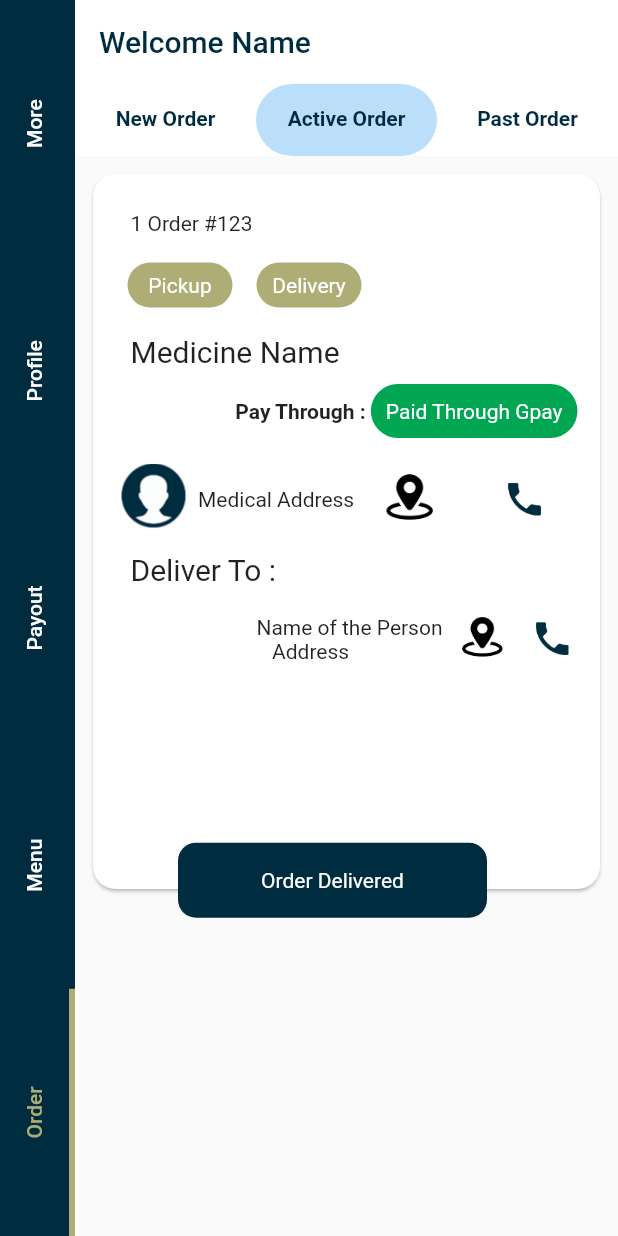
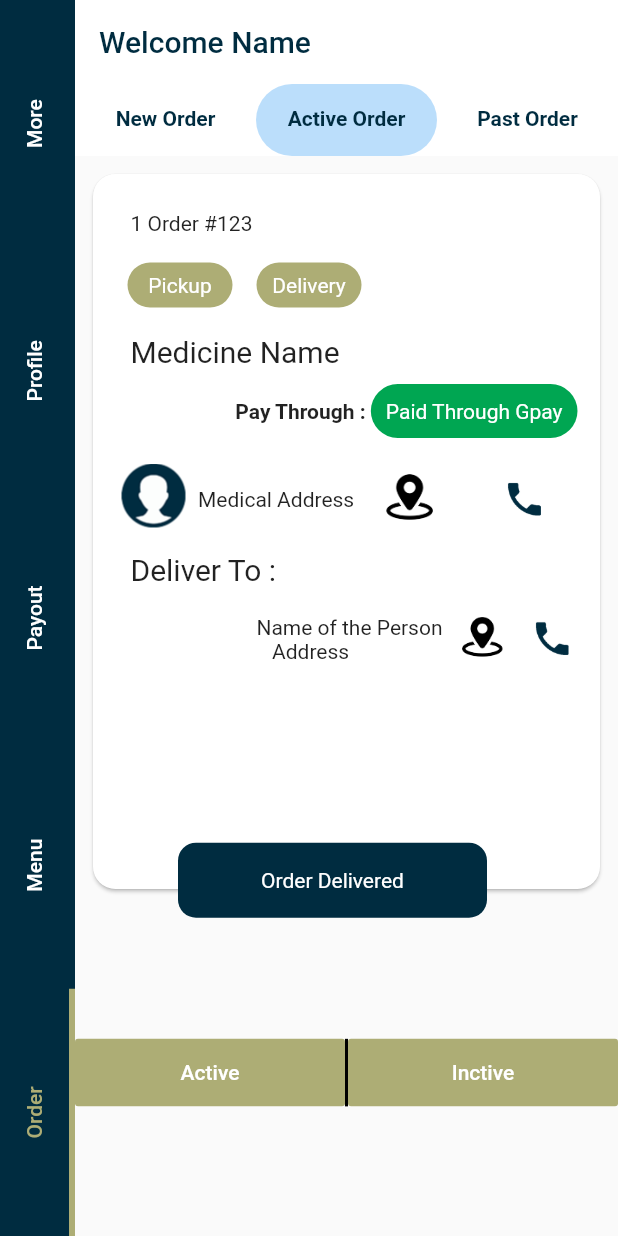
Before and after one commit to azzamjafri/rtrigger-app, a Flutter app: the screen it shows once a user with an empty profile is signed in, on a phone screen of 412 x 824 dp. Run offline on Flutter 3.47's test engine with Material 2 defaults, Android fonts, the phone set to English and light mode, and no system bars; our stand-ins replace cloud_firestore, firebase_auth; missing offline and left inert: flutter_document_picker; accounts and stored records are empty.

```diff
--- a/lib/HomeScreen/HomeScreen.dart
+++ b/lib/HomeScreen/HomeScreen.dart
@@ -83,7 +83,8 @@ class _HomeScreenState extends State<HomeScreen>with SingleTickerProviderStateMi
                 More(),
               ],
             ),
-          )
+          ),
+
         ],
       ),
     );
--- a/lib/OrderScreen/OrderPage.dart
+++ b/lib/OrderScreen/OrderPage.dart
@@ -3,44 +3,90 @@ import 'package:flutter/material.dart';
 import 'package:rtiggers/colors.dart';
 
 import 'ActiveOrders.dart';
+import 'new_order.dart';
 
 class OrderPage extends StatefulWidget {
   @override
   _OrderPageState createState() => _OrderPageState();
 }
 
-class _OrderPageState extends State<OrderPage> with SingleTickerProviderStateMixin{
+class _OrderPageState extends State<OrderPage>
+    with SingleTickerProviderStateMixin {
   TabController tabView;
   @override
   void initState() {
-    tabView=TabController(length: 3,vsync: this,initialIndex: 1);
+    tabView = TabController(length: 3, vsync: this, initialIndex: 1);
     super.initState();
   }
+
   @override
   Widget build(BuildContext context) {
     return Scaffold(
       appBar: AppBar(
         backgroundColor: Colors.white,
-        title: Text("Welcome Name",style: TextStyle(color: blueColor),),
+        title: Text(
+          "Welcome Name",
+          style: TextStyle(color: blueColor),
+        ),
         elevation: 0,
         bottom: getTabBar(),
       ),
-      body: getBody(),
-
+      body: Column(
+        children: [
+          SafeArea(
+            child: Container(
+              height: MediaQuery.of(context).size.height / 1.4,
+              width: MediaQuery.of(context).size.width - 50.0,
+              child: getBody(),
+            ),
+          ),
+          Row(
+            children: [
+              Container(
+                height: 45.0,
+                width: (MediaQuery.of(context).size.width - 52.0) / 2,
+                child: FlatButton(
+                  onPressed: () {},
+                  child: Text('Active', style: TextStyle(color: Colors.white)),
+                  color: brownColor,
+                ),
+              ),
+              Container(
+                height: 45.0,
+                decoration: BoxDecoration(
+                    border: Border(
+                      right: BorderSide(
+                        color: Theme.of(context).dividerColor,
+                        width: 2.0,
+                      ),
+                    ),
+                    color: Colors.black),
+                child: Text(''),
+              ),
+              Container(
+                height: 45.0,
+                width: (MediaQuery.of(context).size.width - 52.0) / 2,
+                child: FlatButton(
+                  onPressed: () {},
+                  child: Text('Inctive', style: TextStyle(color: Colors.white)),
+                  color: brownColor,
+                ),
+              ),
+            ],
+          )
+        ],
+      ),
     );
   }
 
   getTabBar() {
     return TabBar(
       indicator: BoxDecoration(
-        borderRadius: BorderRadius.circular(100),
-        color: Colors.blue[100]
-      ),
+          borderRadius: BorderRadius.circular(100), color: Colors.blue[100]),
       //indicatorColor: Colors.black,
       controller: tabView,
       tabs: [
         Tab(
-
           icon: getTabHeader("New Order"),
         ),
         Tab(
@@ -57,7 +103,7 @@ class _OrderPageState extends State<OrderPage> with SingleTickerProviderStateMix
     return TabBarView(
       controller: tabView,
       children: [
-        Text("1"),
+        NewOrder(),
         ActiveOrder(),
         Text("3"),
       ],
@@ -65,6 +111,10 @@ class _OrderPageState extends State<OrderPage> with SingleTickerProviderStateMix
   }
 
   getTabHeader(String field) {
-    return Text(field,style: TextStyle(color: blueColor,fontWeight: FontWeight.bold,fontSize: 14),);
+    return Text(
+      field,
+      style: TextStyle(
+          color: blueColor, fontWeight: FontWeight.bold, fontSize: 14),
+    );
   }
 }
```
Also changed, not shown: lib/OrderScreen/new_order.dart (added, +175 -0 lines).
